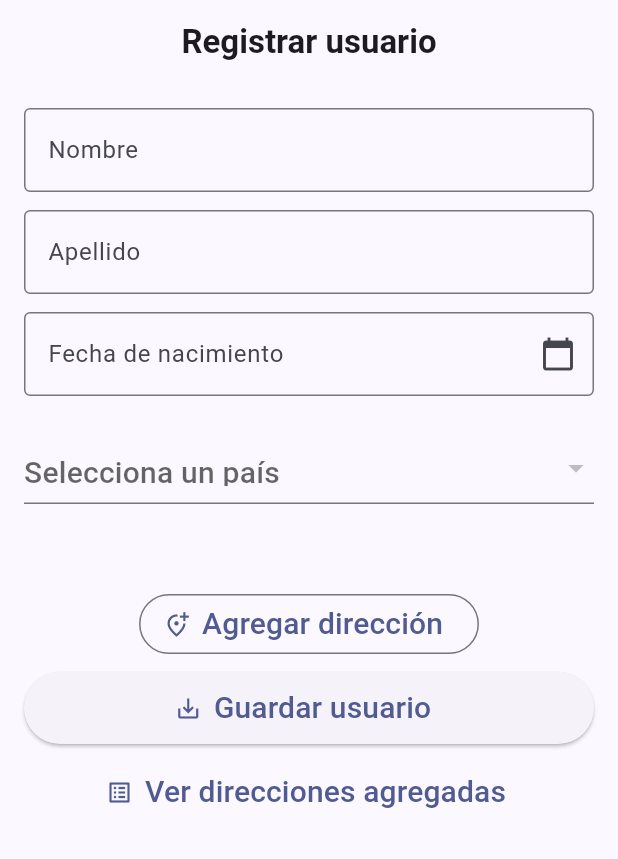
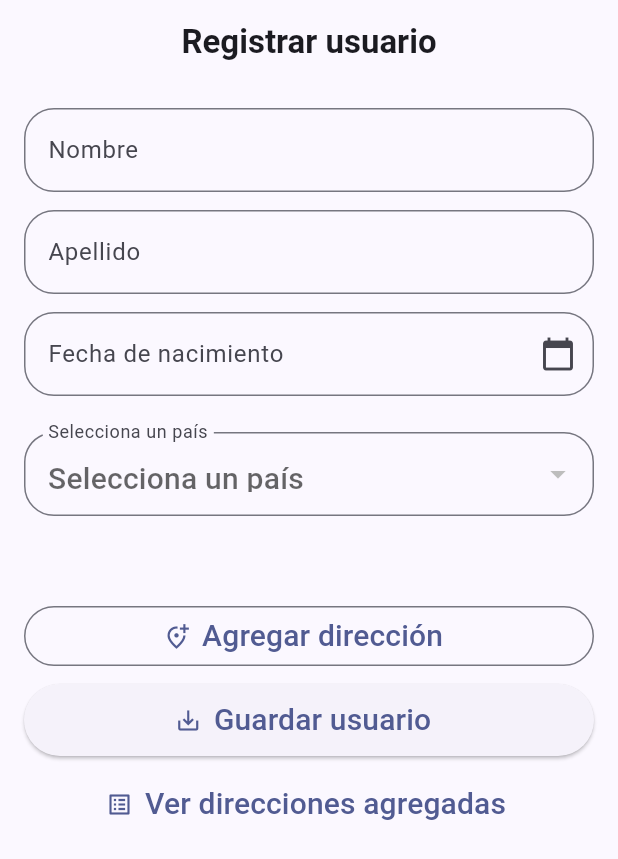
Before and after one commit to jairo199316/prueba_jairo_rios, a Flutter app: the FormScreen screen opened by its route, on a phone screen of 412 x 824 dp. Shown: the top 859 px of the screen. Run offline on Flutter 3.47's test engine with Material 3 defaults, Android fonts, the phone set to English and light mode, and no system bars; our stand-ins replace dartz, flutter_riverpod, go_router, hive, hive_flutter; accounts and stored records are empty; network calls fail.

Commit message:
Add visual fix

```diff
--- a/lib/core/strings_constants.dart
+++ b/lib/core/strings_constants.dart
@@ -36,7 +36,7 @@ class StringConstants {
   static const String formScreenBirthdayField = 'Fecha de nacimiento';
   static const String formScreenSelectCountry = 'Selecciona un país';
   static const String formScreenSelectState = 'Selecciona un estado';
-  static const String formScreenSelectCity = 'Ciudad';
+  static const String formScreenSelectCity = 'Selecciona una Ciudad';
   static const String formScreenCountryStateCityRequired =
       'Selecciona país, estado y ciudad antes de agregar una dirección';
   static const String formScreenAddressAdded =
--- a/lib/presentation/pages/form_screen.dart
+++ b/lib/presentation/pages/form_screen.dart
@@ -1,4 +1,5 @@
 import 'package:flutter/material.dart';
+import 'package:flutter/services.dart';
 import 'package:flutter_riverpod/flutter_riverpod.dart';
 import 'package:go_router/go_router.dart';
 import 'package:prueba_jairo_rios/core/size_constans.dart';
@@ -80,18 +81,34 @@ class _FormScreenState extends ConsumerState<FormScreen> {
           crossAxisAlignment: CrossAxisAlignment.stretch,
           children: [
             TextField(
+              keyboardType: TextInputType.text,
+              inputFormatters: [
+                FilteringTextInputFormatter.allow(RegExp(r'[a-zA-Z\s]')),
+              ],
               controller: _nameController,
               decoration: const InputDecoration(
                 labelText: StringConstants.formScreenNameField,
-                border: OutlineInputBorder(),
+                border: OutlineInputBorder(
+                  borderRadius: BorderRadius.all(
+                    Radius.circular(SizeConstants.size20),
+                  ),
+                ),
               ),
             ),
             const SizedBox(height: SizeConstants.size12),
             TextField(
+              keyboardType: TextInputType.text,
+              inputFormatters: [
+                FilteringTextInputFormatter.allow(RegExp(r'[a-zA-Z\s]')),
+              ],
               controller: _lastNameController,
               decoration: const InputDecoration(
                 labelText: StringConstants.formScreenLastNameField,
-                border: OutlineInputBorder(),
+                border: OutlineInputBorder(
+                  borderRadius: BorderRadius.all(
+                    Radius.circular(SizeConstants.size20),
+                  ),
+                ),
               ),
             ),
             const SizedBox(height: SizeConstants.size12),
@@ -102,7 +119,11 @@ class _FormScreenState extends ConsumerState<FormScreen> {
                   controller: _birthdayController,
                   decoration: const InputDecoration(
                     labelText: StringConstants.formScreenBirthdayField,
-                    border: OutlineInputBorder(),
+                    border: OutlineInputBorder(
+                      borderRadius: BorderRadius.all(
+                        Radius.circular(SizeConstants.size20),
+                      ),
+                    ),
                     suffixIcon: Icon(Icons.calendar_today),
                   ),
                 ),
@@ -167,7 +188,9 @@ class _FormScreenState extends ConsumerState<FormScreen> {
               runSpacing: SizeConstants.size8,
               alignment: WrapAlignment.center,
               children: [
-                OutlinedButton.icon(
+                SizedBox(
+                  width: double.infinity,
+                  child: OutlinedButton.icon(
                     onPressed: () async {
                       await addAddress();
                     },
@@ -175,7 +198,10 @@ class _FormScreenState extends ConsumerState<FormScreen> {
                     label: const TextWidget(
                         text: StringConstants.formScreenAddAddress),
                   ),
-                ElevatedButton.icon(
+                ),
+                SizedBox(
+                  width: double.infinity,
+                  child: ElevatedButton.icon(
                     onPressed: () async {
                       await addUser(context, ref);
                     },
@@ -187,13 +213,17 @@ class _FormScreenState extends ConsumerState<FormScreen> {
                           const Size(double.infinity, SizeConstants.size48),
                     ),
                   ),
-                TextButton.icon(
+                ),
+                SizedBox(
+                  width: double.infinity,
+                  child: TextButton.icon(
                     onPressed: () {
                       goToViewAddress(context);
                     },
                     icon: const Icon(Icons.list_alt_outlined),
                     label: const TextWidget(
                         text: StringConstants.formScreenViewAddress),
+                  ),
                 ),
               ],
             ),
--- a/lib/presentation/widgets/select_with_loading_widget.dart
+++ b/lib/presentation/widgets/select_with_loading_widget.dart
@@ -1,6 +1,7 @@
 import 'package:flutter/material.dart';
 import 'package:flutter_riverpod/flutter_riverpod.dart';
 import 'package:dartz/dartz.dart';
+import 'package:prueba_jairo_rios/core/size_constans.dart';
 import 'package:prueba_jairo_rios/core/strings_constants.dart';
 import 'package:prueba_jairo_rios/presentation/widgets/text_widget.dart';
 
@@ -40,6 +41,14 @@ class SelectWithLoadingWidget<T> extends ConsumerWidget {
         return SizedBox(
           width: double.infinity,
           child: DropdownButtonFormField<T>(
+            decoration: InputDecoration(
+              labelText: hint,
+              border: const OutlineInputBorder(
+                borderRadius: BorderRadius.all(
+                  Radius.circular(SizeConstants.size20),
+                ),
+              ),
+            ),
             isExpanded: true,
             hint: TextWidget(text: hint),
             items: items
```
Lines whose indentation alone changed are shown as unchanged.
